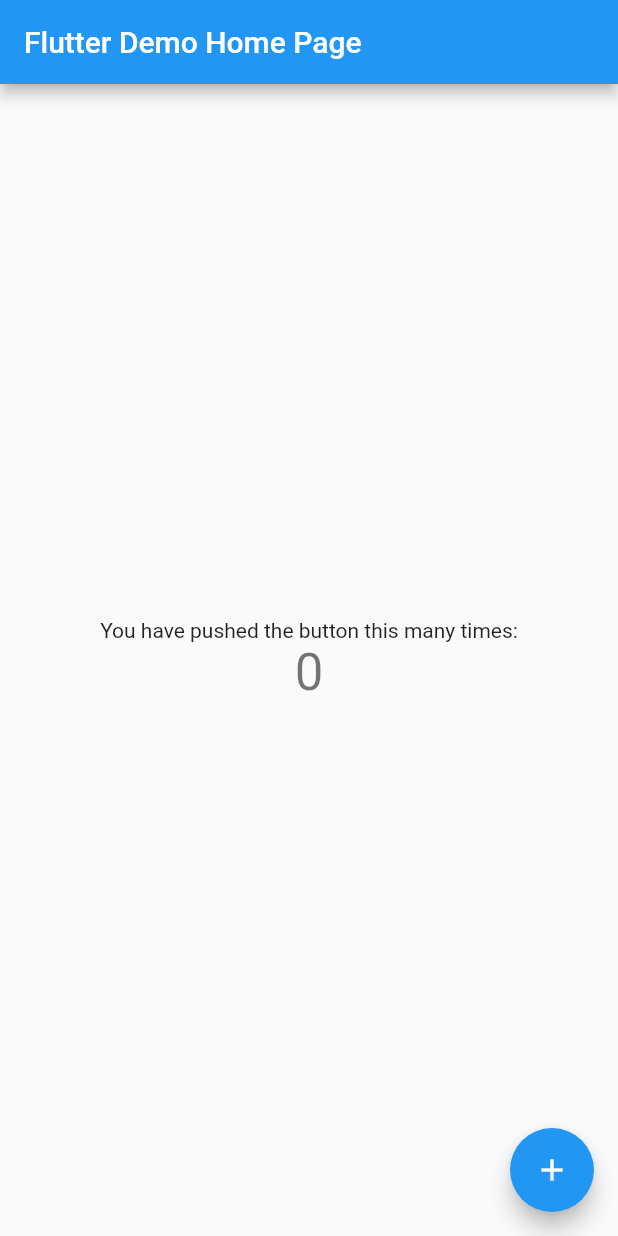
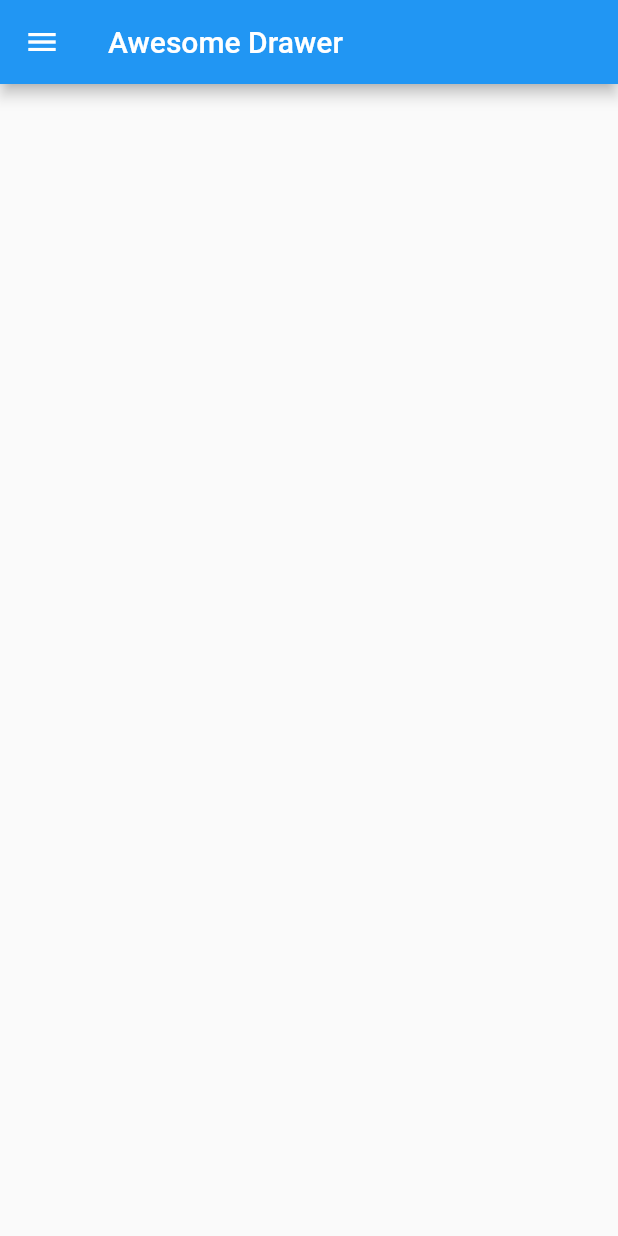
Before and after one commit to Atuoha/awesome_drawer, a Flutter app: the screen it shows after launch, on a phone screen of 412 x 824 dp. Run offline on Flutter 3.47's test engine with Material 2 defaults, Android fonts, the phone set to English and light mode, and no system bars; drawn by our look-alikes of flutter_zoom_drawer.

Commit message:
impl drawer

```diff
--- a/lib/main.dart
+++ b/lib/main.dart
@@ -1,115 +1,21 @@
+
+import 'package:awesome_drawer/screens/home.dart';
 import 'package:flutter/material.dart';
+import 'package:flutter/services.dart';
 
-void main() {
-  runApp(const MyApp());
-}
+void main() => runApp(const Main());
 
-class MyApp extends StatelessWidget {
-  const MyApp({super.key});
+class Main extends StatelessWidget {
+  const Main({super.key});
 
-  // This widget is the root of your application.
   @override
   Widget build(BuildContext context) {
-    return MaterialApp(
-      title: 'Flutter Demo',
-      theme: ThemeData(
-        // This is the theme of your application.
-        //
-        // Try running your application with "flutter run". You'll see the
-        // application has a blue toolbar. Then, without quitting the app, try
-        // changing the primarySwatch below to Colors.green and then invoke
-        // "hot reload" (press "r" in the console where you ran "flutter run",
-        // or simply save your changes to "hot reload" in a Flutter IDE).
-        // Notice that the counter didn't reset back to zero; the application
-        // is not restarted.
-        primarySwatch: Colors.blue,
-      ),
-      home: const MyHomePage(title: 'Flutter Demo Home Page'),
+    SystemChrome.setSystemUIOverlayStyle(
+      const SystemUiOverlayStyle(statusBarColor: Colors.transparent),
+    );
+    return const MaterialApp(
+      // theme: ThemeData.dark(),
+      home: HomeScreen()
     );
   }
 }
-
-class MyHomePage extends StatefulWidget {
-  const MyHomePage({super.key, required this.title});
-
-  // This widget is the home page of your application. It is stateful, meaning
-  // that it has a State object (defined below) that contains fields that affect
-  // how it looks.
-
-  // This class is the configuration for the state. It holds the values (in this
-  // case the title) provided by the parent (in this case the App widget) and
-  // used by the build method of the State. Fields in a Widget subclass are
-  // always marked "final".
-
-  final String title;
-
-  @override
-  State<MyHomePage> createState() => _MyHomePageState();
-}
-
-class _MyHomePageState extends State<MyHomePage> {
-  int _counter = 0;
-
-  void _incrementCounter() {
-    setState(() {
-      // This call to setState tells the Flutter framework that something has
-      // changed in this State, which causes it to rerun the build method below
-      // so that the display can reflect the updated values. If we changed
-      // _counter without calling setState(), then the build method would not be
-      // called again, and so nothing would appear to happen.
-      _counter++;
-    });
-  }
-
-  @override
-  Widget build(BuildContext context) {
-    // This method is rerun every time setState is called, for instance as done
-    // by the _incrementCounter method above.
-    //
-    // The Flutter framework has been optimized to make rerunning build methods
-    // fast, so that you can just rebuild anything that needs updating rather
-    // than having to individually change instances of widgets.
-    return Scaffold(
-      appBar: AppBar(
-        // Here we take the value from the MyHomePage object that was created by
-        // the App.build method, and use it to set our appbar title.
-        title: Text(widget.title),
-      ),
-      body: Center(
-        // Center is a layout widget. It takes a single child and positions it
-        // in the middle of the parent.
-        child: Column(
-          // Column is also a layout widget. It takes a list of children and
-          // arranges them vertically. By default, it sizes itself to fit its
-          // children horizontally, and tries to be as tall as its parent.
-          //
-          // Invoke "debug painting" (press "p" in the console, choose the
-          // "Toggle Debug Paint" action from the Flutter Inspector in Android
-          // Studio, or the "Toggle Debug Paint" command in Visual Studio Code)
-          // to see the wireframe for each widget.
-          //
-          // Column has various properties to control how it sizes itself and
-          // how it positions its children. Here we use mainAxisAlignment to
-          // center the children vertically; the main axis here is the vertical
-          // axis because Columns are vertical (the cross axis would be
-          // horizontal).
-          mainAxisAlignment: MainAxisAlignment.center,
-          children: <Widget>[
-            const Text(
-              'You have pushed the button this many times:',
-            ),
-            Text(
-              '$_counter',
-              style: Theme.of(context).textTheme.headline4,
-            ),
-          ],
-        ),
-      ),
-      floatingActionButton: FloatingActionButton(
-        onPressed: _incrementCounter,
-        tooltip: 'Increment',
-        child: const Icon(Icons.add),
-      ), // This trailing comma makes auto-formatting nicer for build methods.
-    );
-  }
-}
--- /dev/null
+++ b/lib/screens/home.dart
@@ -0,0 +1,28 @@
+import 'package:awesome_drawer/screens/main.dart';
+import 'package:awesome_drawer/screens/menu.dart';
+import 'package:flutter/material.dart';
+import 'package:flutter/services.dart';
+import 'package:flutter_zoom_drawer/config.dart';
+import 'package:flutter_zoom_drawer/flutter_zoom_drawer.dart';
+
+void main() => runApp(const HomeScreen());
+
+class HomeScreen extends StatelessWidget {
+  const HomeScreen({super.key});
+
+  @override
+  Widget build(BuildContext context) {
+    SystemChrome.setSystemUIOverlayStyle(
+      const SystemUiOverlayStyle(statusBarColor: Colors.transparent),
+    );
+    return Scaffold(
+      backgroundColor: Colors.blueGrey,
+      body: const ZoomDrawer(
+
+          style: DrawerStyle.style4,
+          menuScreen: MenuScreen(),
+          mainScreen: MainScreen(),
+      ),
+    );
+  }
+}
--- /dev/null
+++ b/lib/screens/main.dart
@@ -0,0 +1,17 @@
+import 'package:flutter/material.dart';
+
+import '../widgets/menu_widget.dart';
+
+class MainScreen extends StatelessWidget {
+  const MainScreen({Key? key}) : super(key: key);
+
+  @override
+  Widget build(BuildContext context) {
+    return Scaffold(
+      appBar: AppBar(
+        title: const Text('Awesome Drawer'),
+        leading: const MenuWidget(),
+      ),
+    );
+  }
+}
--- /dev/null
+++ b/lib/screens/menu.dart
@@ -0,0 +1,10 @@
+import 'package:flutter/material.dart';
+
+class MenuScreen extends StatelessWidget {
+  const MenuScreen({Key? key}) : super(key: key);
+
+  @override
+  Widget build(BuildContext context) {
+    return Scaffold(backgroundColor: Colors.blueGrey,);
+  }
+}
--- /dev/null
+++ b/lib/screens/support.dart
@@ -0,0 +1,17 @@
+import 'package:flutter/material.dart';
+
+import '../widgets/menu_widget.dart';
+
+class SupportScreen extends StatelessWidget {
+  const SupportScreen({Key? key}) : super(key: key);
+
+  @override
+  Widget build(BuildContext context) {
+    return Scaffold(
+      appBar: AppBar(
+        title: const Text('Support'),
+        leading: const MenuWidget(),
+      ),
+    );
+  }
+}
--- /dev/null
+++ b/lib/widgets/menu_widget.dart
@@ -0,0 +1,14 @@
+import 'package:flutter/material.dart';
+import 'package:flutter_zoom_drawer/flutter_zoom_drawer.dart';
+
+class MenuWidget extends StatelessWidget {
+  const MenuWidget({Key? key}) : super(key: key);
+
+  @override
+  Widget build(BuildContext context) {
+    return IconButton(
+      onPressed: () => ZoomDrawer.of(context)!.toggle(),
+      icon: const Icon(Icons.menu),
+    );
+  }
+}
--- a/pubspec.yaml
+++ b/pubspec.yaml
@@ -36,6 +36,7 @@ dependencies:
   # The following adds the Cupertino Icons font to your application.
   # Use with the CupertinoIcons class for iOS style icons.
   cupertino_icons: ^1.0.2
+  flutter_zoom_drawer: ^3.0.3
 
 dev_dependencies:
   flutter_test:
```
Also changed, not shown: pubspec.lock, 1 other file.
